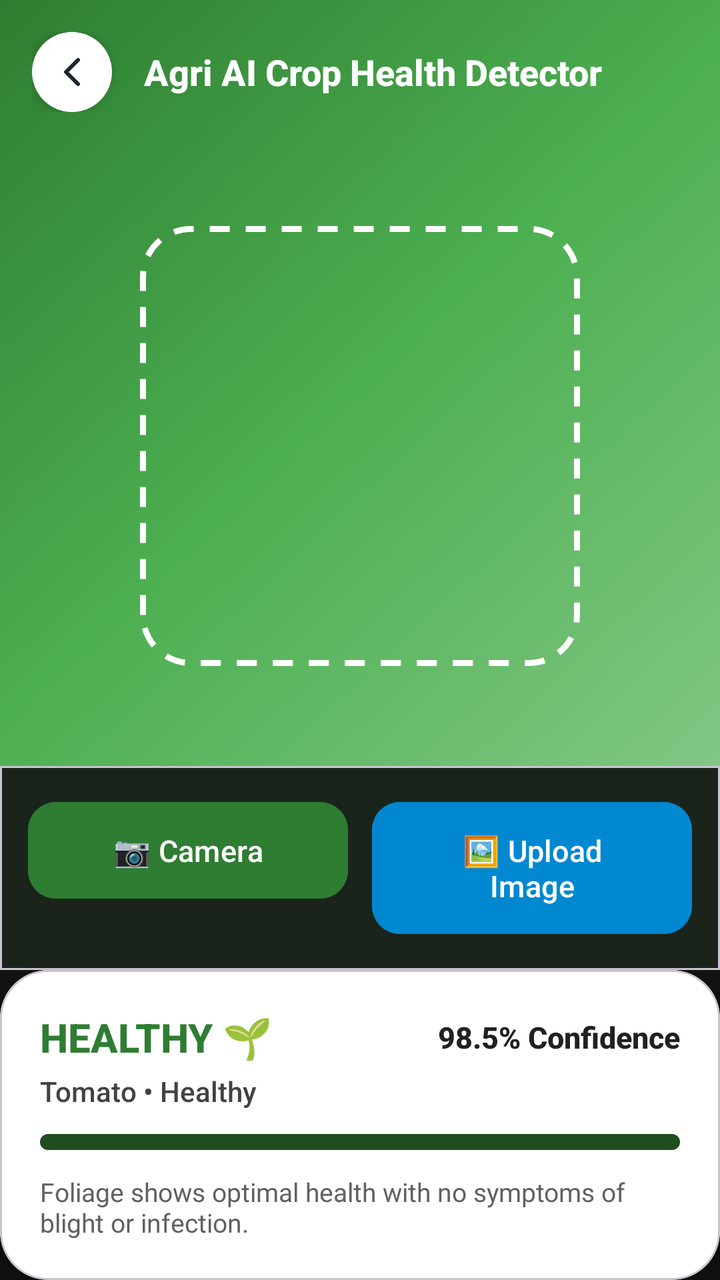
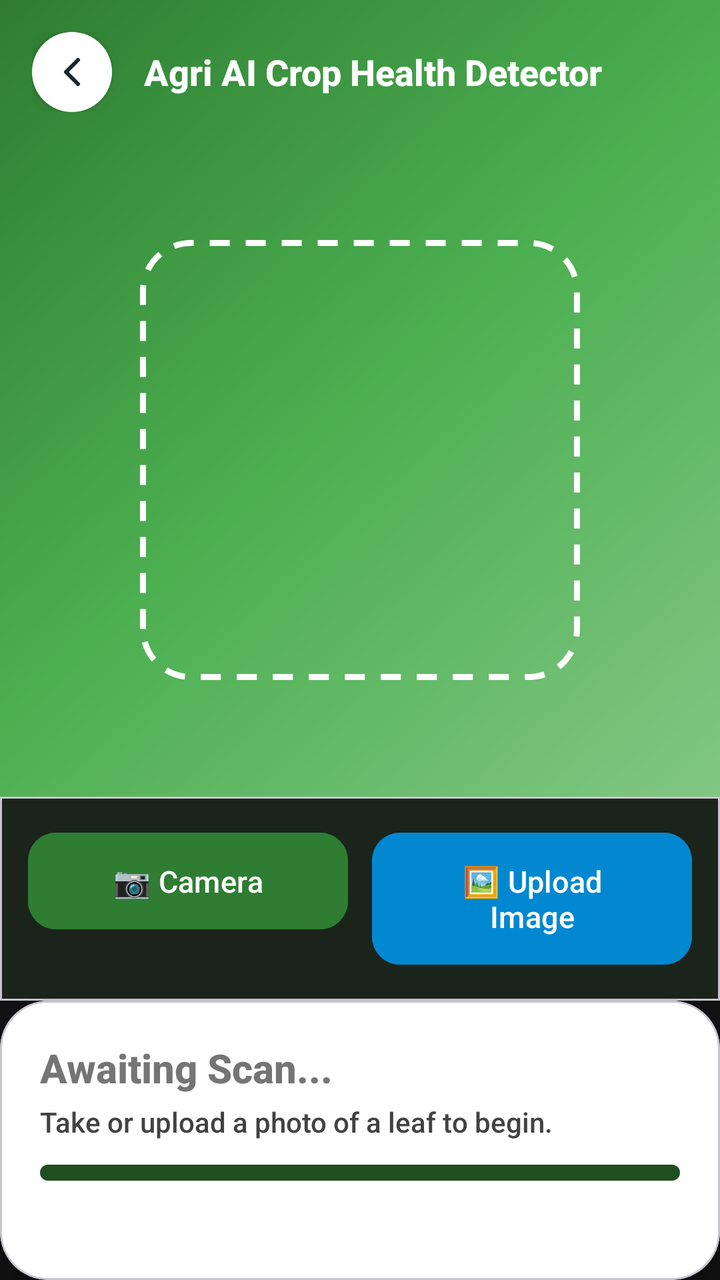

Before-and-after screenshots of an Android layout around one commit, followed by the original layout XML and the change that was made.
<!-- AndroidManifest.xml: application theme Theme.Undersoil -->
<!-- res/layout/activity_camera_detector.xml -->
<?xml version="1.0" encoding="utf-8"?>
<androidx.constraintlayout.widget.ConstraintLayout xmlns:android="http://schemas.android.com/apk/res/android"
    xmlns:app="http://schemas.android.com/apk/res-auto"
    xmlns:tools="http://schemas.android.com/tools"
    android:layout_width="match_parent"
    android:layout_height="match_parent"
    android:background="#121212">

    
    <ImageView
        android:id="@+id/ivCapturedImage"
        android:layout_width="0dp"
        android:layout_height="0dp"
        android:scaleType="centerCrop"
        android:src="@drawable/bg_photo_placeholder"
        app:layout_constraintBottom_toTopOf="@id/cardControls"
        app:layout_constraintEnd_toEndOf="parent"
        app:layout_constraintStart_toStartOf="parent"
        app:layout_constraintTop_toTopOf="parent" />

    
    <LinearLayout
        android:id="@+id/headerContainer"
        android:layout_width="match_parent"
        android:layout_height="wrap_content"
        android:gravity="center_vertical"
        android:orientation="horizontal"
        android:padding="16dp"
        app:layout_constraintTop_toTopOf="parent">

        <ImageButton
            android:id="@+id/backButton"
            android:layout_width="40dp"
            android:layout_height="40dp"
            android:background="@drawable/bg_circle_white"
            android:contentDescription="Back"
            android:elevation="4dp"
            android:padding="10dp"
            android:src="@drawable/ic_back_arrow" />

        <TextView
            android:layout_width="0dp"
            android:layout_height="wrap_content"
            android:layout_marginStart="16dp"
            android:layout_weight="1"
            android:fontFamily="sans-serif-medium"
            android:text="Agri AI Crop Health Detector"
            android:textColor="@color/white"
            android:textSize="18sp"
            android:textStyle="bold" />

    </LinearLayout>

    
    <View
        android:id="@+id/scanFrame"
        android:layout_width="220dp"
        android:layout_height="220dp"
        android:background="@drawable/bg_scan_frame"
        app:layout_constraintBottom_toTopOf="@id/cardControls"
        app:layout_constraintEnd_toEndOf="parent"
        app:layout_constraintStart_toStartOf="parent"
        app:layout_constraintTop_toBottomOf="@id/headerContainer"
        app:layout_constraintVertical_bias="0.45" />

    
    <com.google.android.material.card.MaterialCardView
        android:id="@+id/cardControls"
        android:layout_width="match_parent"
        android:layout_height="wrap_content"
        app:cardBackgroundColor="#1A241B"
        app:cardCornerRadius="0dp"
        app:cardElevation="0dp"
        app:layout_constraintBottom_toTopOf="@id/cardDiagnosisResult">

        <LinearLayout
            android:layout_width="match_parent"
            android:layout_height="wrap_content"
            android:gravity="center"
            android:orientation="vertical"
            android:padding="14dp">

            <LinearLayout
                android:layout_width="match_parent"
                android:layout_height="wrap_content"
                android:orientation="horizontal">

                <com.google.android.material.button.MaterialButton
                    android:id="@+id/btnTakePhoto"
                    android:layout_width="0dp"
                    android:layout_height="wrap_content"
                    android:layout_marginEnd="6dp"
                    android:layout_weight="1"
                    android:backgroundTint="#2E7D32"
                    android:fontFamily="sans-serif-medium"
                    android:paddingVertical="14dp"
                    android:text="📷 Camera"
                    android:textColor="@color/white"
                    android:textSize="15sp"
                    app:cornerRadius="14dp" />

                <com.google.android.material.button.MaterialButton
                    android:id="@+id/btnPickGallery"
                    android:layout_width="0dp"
                    android:layout_height="wrap_content"
                    android:layout_marginStart="6dp"
                    android:layout_weight="1"
                    android:backgroundTint="#0288D1"
                    android:fontFamily="sans-serif-medium"
                    android:paddingVertical="14dp"
                    android:text="🖼️ Upload Image"
                    android:textColor="@color/white"
                    android:textSize="15sp"
                    app:cornerRadius="14dp" />

            </LinearLayout>

        </LinearLayout>
    </com.google.android.material.card.MaterialCardView>

    
    <com.google.android.material.card.MaterialCardView
        android:id="@+id/cardDiagnosisResult"
        android:layout_width="match_parent"
        android:layout_height="wrap_content"
        app:cardBackgroundColor="@color/white"
        app:cardCornerRadius="24dp"
        app:cardElevation="12dp"
        app:layout_constraintBottom_toBottomOf="parent">

        <LinearLayout
            android:layout_width="match_parent"
            android:layout_height="wrap_content"
            android:orientation="vertical"
            android:padding="20dp">

            <LinearLayout
                android:layout_width="match_parent"
                android:layout_height="wrap_content"
                android:gravity="center_vertical"
                android:orientation="horizontal">

                <TextView
                    android:id="@+id/tvDiagnosisStatus"
                    android:layout_width="0dp"
                    android:layout_height="wrap_content"
                    android:layout_weight="1"
                    android:fontFamily="sans-serif-medium"
                    android:text="HEALTHY 🌱"
                    android:textColor="#2E7D32"
                    android:textSize="20sp"
                    android:textStyle="bold" />

                <TextView
                    android:id="@+id/tvConfidenceText"
                    android:layout_width="wrap_content"
                    android:layout_height="wrap_content"
                    android:fontFamily="sans-serif-medium"
                    android:text="98.5% Confidence"
                    android:textColor="#212121"
                    android:textSize="15sp"
                    android:textStyle="bold" />

            </LinearLayout>

            <TextView
                android:id="@+id/tvClassLabel"
                android:layout_width="wrap_content"
                android:layout_height="wrap_content"
                android:layout_marginTop="4dp"
                android:fontFamily="sans-serif-medium"
                android:text="Tomato • Healthy"
                android:textColor="#424242"
                android:textSize="14sp" />

            
            <ProgressBar
                android:id="@+id/pbConfidence"
                style="@style/Widget.AppCompat.ProgressBar.Horizontal"
                android:layout_width="match_parent"
                android:layout_height="8dp"
                android:layout_marginTop="12dp"
                android:max="100"
                android:progress="98"
                android:progressDrawable="@drawable/bg_pill_green" />

            <TextView
                android:id="@+id/tvRecommendation"
                android:layout_width="match_parent"
                android:layout_height="wrap_content"
                android:layout_marginTop="12dp"
                android:fontFamily="sans-serif"
                android:text="Foliage shows optimal health with no symptoms of blight or infection."
                android:textColor="#616161"
                android:textSize="13sp" />

        </LinearLayout>
    </com.google.android.material.card.MaterialCardView>

</androidx.constraintlayout.widget.ConstraintLayout>
<!-- resources referenced by this layout -->
<resources>
  <color name="white">#FFFFFFFF</color>
  <!-- drawable bg_circle_white (drawable) -->
  <?xml version="1.0" encoding="utf-8"?>
  <shape xmlns:android="http://schemas.android.com/apk/res/android"
      android:shape="oval">
      <solid android:color="@color/white" />
  </shape>
  <!-- drawable bg_photo_placeholder (drawable) -->
  <?xml version="1.0" encoding="utf-8"?>
  <shape xmlns:android="http://schemas.android.com/apk/res/android"
      android:shape="rectangle">
      <gradient
          android:angle="315"
          android:startColor="#2E7D32"
          android:centerColor="#4CAF50"
          android:endColor="#81C784" />
  </shape>
  <!-- drawable bg_pill_green (drawable) -->
  <?xml version="1.0" encoding="utf-8"?>
  <shape xmlns:android="http://schemas.android.com/apk/res/android"
      android:shape="rectangle">
      <solid android:color="@color/main_green" />
      <corners android:radius="50dp" />
  </shape>
  <!-- drawable bg_scan_frame (drawable) -->
  <?xml version="1.0" encoding="utf-8"?>
  <shape xmlns:android="http://schemas.android.com/apk/res/android"
      android:shape="rectangle">
      <stroke
          android:width="3dp"
          android:color="@color/white"
          android:dashWidth="10dp"
          android:dashGap="8dp" />
      <corners android:radius="24dp" />
      <solid android:color="@android:color/transparent" />
  </shape>
  <!-- drawable ic_back_arrow (drawable) -->
  <?xml version="1.0" encoding="utf-8"?>
  <vector xmlns:android="http://schemas.android.com/apk/res/android"
      android:width="24dp"
      android:height="24dp"
      android:viewportWidth="24"
      android:viewportHeight="24">
      <path
          android:fillColor="@android:color/transparent"
          android:strokeColor="#1A2530"
          android:strokeWidth="2"
          android:strokeLineCap="round"
          android:strokeLineJoin="round"
          android:pathData="M15,18 L9,12 L15,6" />
  </vector>
  <style name="Theme.Undersoil" parent="Base.Theme.Undersoil" />
  <color name="main_green">#1F4E20</color>
  <style name="Base.Theme.Undersoil" parent="Theme.Material3.DayNight.NoActionBar">
          
      </style>
</resources>

<!-- the commit's change to res/layout/activity_camera_detector.xml (unified diff, before → after) -->
@@ -146,8 +146,8 @@
                     android:layout_height="wrap_content"
                     android:layout_weight="1"
                     android:fontFamily="sans-serif-medium"
-                    android:text="HEALTHY 🌱"
-                    android:textColor="#2E7D32"
+                    android:text="Awaiting Scan..."
+                    android:textColor="#757575"
                     android:textSize="20sp"
                     android:textStyle="bold" />
 
@@ -156,7 +156,7 @@
                     android:layout_width="wrap_content"
                     android:layout_height="wrap_content"
                     android:fontFamily="sans-serif-medium"
-                    android:text="98.5% Confidence"
+                    android:text=""
                     android:textColor="#212121"
                     android:textSize="15sp"
                     android:textStyle="bold" />
@@ -169,7 +169,7 @@
                 android:layout_height="wrap_content"
                 android:layout_marginTop="4dp"
                 android:fontFamily="sans-serif-medium"
-                android:text="Tomato • Healthy"
+                android:text="Take or upload a photo of a leaf to begin."
                 android:textColor="#424242"
                 android:textSize="14sp" />
 
@@ -181,7 +181,7 @@
                 android:layout_height="8dp"
                 android:layout_marginTop="12dp"
                 android:max="100"
-                android:progress="98"
+                android:progress="0"
                 android:progressDrawable="@drawable/bg_pill_green" />
 
             <TextView
@@ -190,10 +190,25 @@
                 android:layout_height="wrap_content"
                 android:layout_marginTop="12dp"
                 android:fontFamily="sans-serif"
-                android:text="Foliage shows optimal health with no symptoms of blight or infection."
+                android:text=""
                 android:textColor="#616161"
                 android:textSize="13sp" />
 
+            <com.google.android.material.button.MaterialButton
+                android:id="@+id/btnShowRecommendations"
+                android:layout_width="match_parent"
+                android:layout_height="wrap_content"
+                android:layout_marginTop="14dp"
+                android:backgroundTint="#2E7D32"
+                android:fontFamily="sans-serif-medium"
+                android:paddingVertical="12dp"
+                android:text="Show Recommendations"
+                android:textAllCaps="false"
+                android:textColor="@color/white"
+                android:textSize="15sp"
+                android:visibility="gone"
+                app:cornerRadius="14dp" />
+
         </LinearLayout>
     </com.google.android.material.card.MaterialCardView>
 
